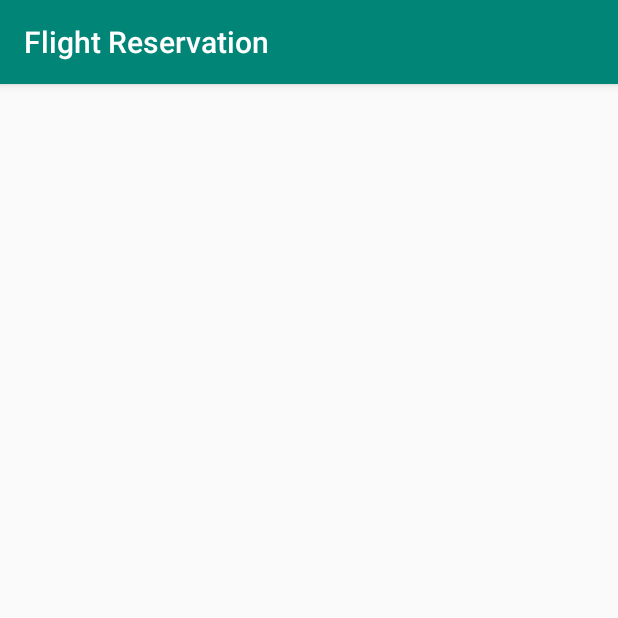
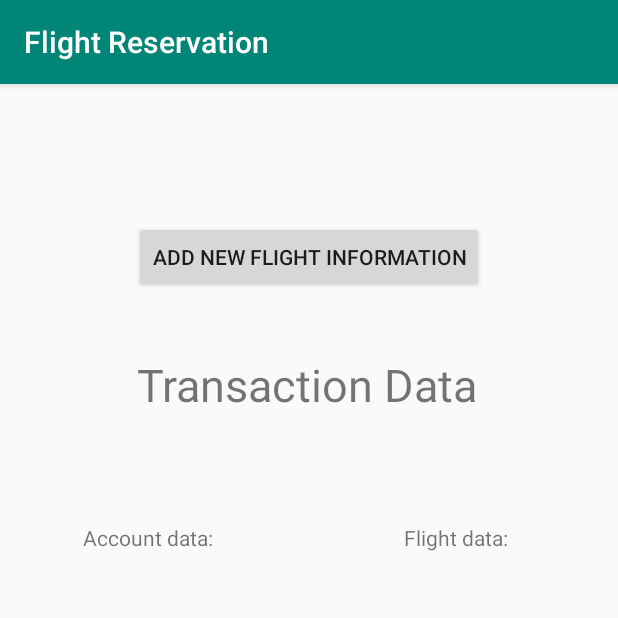
Before and after one commit to tannercyost/cst338finalproject, an Android app: the ManageSystemLoggedIn screen opened directly, with no data from a screen before it, on a phone screen of 412 x 824 dp, the top half of it. Run offline under Robolectric (Android 15) with nearby library versions, the phone set to English and light mode, and no system bars.

Commit message:
Made layout for logged in ManageSystem page.

```diff
--- a/app/src/main/AndroidManifest.xml
+++ b/app/src/main/AndroidManifest.xml
@@ -20,7 +20,8 @@
         <activity android:name=".CancelReservation" />
         <activity android:name=".ManageSystem" />
         <activity android:name=".ReserveSeat" />
-        <activity android:name=".ManageSystemLoggedIn"></activity>
+        <activity android:name=".ManageSystemLoggedIn" />
+        <activity android:name=".ManageSystemNewFlightInfo"></activity>
     </application>
 
 </manifest>
--- a/app/src/main/java/tanneryost/flightreservation/ManageSystem.java
+++ b/app/src/main/java/tanneryost/flightreservation/ManageSystem.java
@@ -1,5 +1,6 @@
 package tanneryost.flightreservation;
 
+import android.content.Intent;
 import android.support.v7.app.AppCompatActivity;
 import android.os.Bundle;
 import android.util.Log;
@@ -37,8 +38,9 @@ public class ManageSystem extends AppCompatActivity {
                             && checkField(editPassword.getText().toString())) {
                         String name = editAccountName.getText().toString();
                         String passwd = editPassword.getText().toString();
-                        if (name.equals("admin2") && passwd.equals("admin2")){
+                        if (name.equals("admin2") && passwd.equals("admin2")) {
                             toastMaker("Success");
+                            login(view);
                         }
                     } else {
                         toastMaker("Incorrect account name and/or password.");
@@ -47,6 +49,11 @@ public class ManageSystem extends AppCompatActivity {
                 }
             }
         });
+    }
+
+    public void login (View view) {
+        Intent intent = new Intent(this, ManageSystemLoggedIn.class);
+        startActivity(intent);
     }
 
     private boolean checkField(String field) {
--- a/app/src/main/java/tanneryost/flightreservation/ManageSystemLoggedIn.java
+++ b/app/src/main/java/tanneryost/flightreservation/ManageSystemLoggedIn.java
@@ -1,7 +1,9 @@
 package tanneryost.flightreservation;
 
+import android.content.Intent;
 import android.support.v7.app.AppCompatActivity;
 import android.os.Bundle;
+import android.view.View;
 
 public class ManageSystemLoggedIn extends AppCompatActivity {
 
@@ -10,4 +12,9 @@ public class ManageSystemLoggedIn extends AppCompatActivity {
         super.onCreate(savedInstanceState);
         setContentView(R.layout.activity_manage_system_logged_in);
     }
+
+    public void addFlightInfo(View view) {
+        Intent intent = new Intent(this, ManageSystemNewFlightInfo.class);
+        startActivity(intent);
+    }
 }
--- /dev/null
+++ b/app/src/main/java/tanneryost/flightreservation/ManageSystemNewFlightInfo.java
@@ -0,0 +1,13 @@
+package tanneryost.flightreservation;
+
+import android.support.v7.app.AppCompatActivity;
+import android.os.Bundle;
+
+public class ManageSystemNewFlightInfo extends AppCompatActivity {
+
+    @Override
+    protected void onCreate(Bundle savedInstanceState) {
+        super.onCreate(savedInstanceState);
+        setContentView(R.layout.activity_manage_system_new_flight_info);
+    }
+}
--- a/app/src/main/res/layout/activity_manage_system_logged_in.xml
+++ b/app/src/main/res/layout/activity_manage_system_logged_in.xml
@@ -6,4 +6,83 @@
     android:layout_height="match_parent"
     tools:context=".ManageSystemLoggedIn">
 
+    <Button
+        android:id="@+id/newFlightInfo"
+        android:layout_width="wrap_content"
+        android:layout_height="wrap_content"
+        android:layout_marginStart="161dp"
+        android:layout_marginTop="54dp"
+        android:layout_marginEnd="162dp"
+        android:layout_marginBottom="592dp"
+        android:onClick="addFlightInfo"
+        android:text="@string/newFlightInfoButton"
+        app:layout_constraintBottom_toBottomOf="parent"
+        app:layout_constraintEnd_toEndOf="parent"
+        app:layout_constraintStart_toStartOf="parent"
+        app:layout_constraintTop_toTopOf="parent" />
+
+    <TextView
+        android:id="@+id/textView3"
+        android:layout_width="wrap_content"
+        android:layout_height="wrap_content"
+        android:layout_marginStart="91dp"
+        android:layout_marginTop="8dp"
+        android:layout_marginEnd="90dp"
+        android:layout_marginBottom="8dp"
+        android:text="@string/transactionData"
+        android:textSize="30sp"
+        app:layout_constraintBottom_toBottomOf="parent"
+        app:layout_constraintEnd_toEndOf="parent"
+        app:layout_constraintHorizontal_bias="0.0"
+        app:layout_constraintStart_toStartOf="parent"
+        app:layout_constraintTop_toBottomOf="@+id/newFlightInfo"
+        app:layout_constraintVertical_bias="0.057" />
+
+    <TextView
+        android:id="@+id/textView4"
+        android:layout_width="wrap_content"
+        android:layout_height="wrap_content"
+        android:layout_marginStart="8dp"
+        android:layout_marginTop="72dp"
+        android:layout_marginEnd="8dp"
+        android:text="@string/accountData"
+        app:layout_constraintEnd_toEndOf="parent"
+        app:layout_constraintHorizontal_bias="0.153"
+        app:layout_constraintStart_toStartOf="parent"
+        app:layout_constraintTop_toBottomOf="@+id/textView3" />
+
+    <TextView
+        android:id="@+id/textView5"
+        android:layout_width="wrap_content"
+        android:layout_height="wrap_content"
+        android:layout_marginStart="8dp"
+        android:layout_marginTop="72dp"
+        android:layout_marginEnd="8dp"
+        android:text="@string/flightData"
+        app:layout_constraintEnd_toEndOf="parent"
+        app:layout_constraintHorizontal_bias="0.8"
+        app:layout_constraintStart_toStartOf="parent"
+        app:layout_constraintTop_toBottomOf="@+id/textView3" />
+
+    <TextView
+        android:id="@+id/accountData"
+        android:layout_width="174dp"
+        android:layout_height="394dp"
+        android:layout_marginTop="16dp"
+        android:layout_marginEnd="8dp"
+        app:layout_constraintEnd_toEndOf="parent"
+        app:layout_constraintHorizontal_bias="0.05"
+        app:layout_constraintStart_toStartOf="parent"
+        app:layout_constraintTop_toBottomOf="@+id/textView4" />
+
+    <TextView
+        android:id="@+id/flightData"
+        android:layout_width="174dp"
+        android:layout_height="394dp"
+        android:layout_marginTop="16dp"
+        android:layout_marginEnd="8dp"
+        app:layout_constraintEnd_toEndOf="parent"
+        app:layout_constraintHorizontal_bias="0.95"
+        app:layout_constraintStart_toStartOf="parent"
+        app:layout_constraintTop_toBottomOf="@+id/textView5" />
 </android.support.constraint.ConstraintLayout>
--- /dev/null
+++ b/app/src/main/res/layout/activity_manage_system_new_flight_info.xml
@@ -0,0 +1,9 @@
+<?xml version="1.0" encoding="utf-8"?>
+<android.support.constraint.ConstraintLayout xmlns:android="http://schemas.android.com/apk/res/android"
+    xmlns:app="http://schemas.android.com/apk/res-auto"
+    xmlns:tools="http://schemas.android.com/tools"
+    android:layout_width="match_parent"
+    android:layout_height="match_parent"
+    tools:context=".ManageSystemNewFlightInfo">
+
+</android.support.constraint.ConstraintLayout>
--- a/app/src/main/res/values/strings.xml
+++ b/app/src/main/res/values/strings.xml
@@ -11,4 +11,8 @@
     <string name="login">Login</string>
     <string name="createAccountSubmit">Create Account</string>
     <string name="title_activity_reserve_seat">ReserveSeat</string>
+    <string name="newFlightInfoButton">Add New Flight Information</string>
+    <string name="transactionData">Transaction Data</string>
+    <string name="flightData">Flight data:</string>
+    <string name="accountData">Account data: </string>
 </resources>
```
